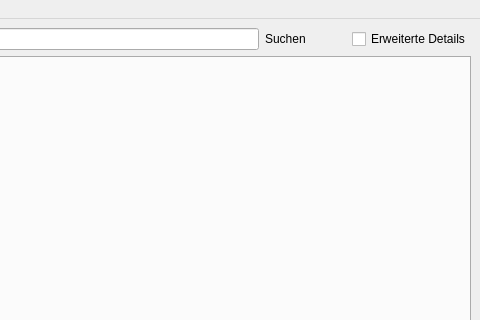
Above: designer/DatenbankMain.ui from Aeolitus/Sephrasto before the change; both pictures show x 373 to 853 and y 0 to 320 of the 853 by 663 pixel window. Below: the same form after it.
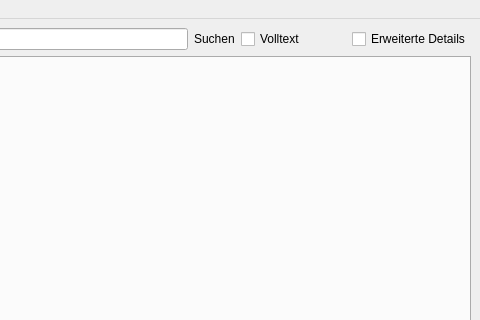
That is the form after the change.

Commit message: DB Editor: add button to enable full text search

Patch:
```diff
--- a/designer/DatenbankMain.ui
+++ b/designer/DatenbankMain.ui
@@ -184,6 +184,13 @@
         </property>
        </widget>
       </item>
+      <item>
+       <widget class="QCheckBox" name="checkFullText">
+        <property name="text">
+         <string>Volltext</string>
+        </property>
+       </widget>
+      </item>
       <item>
        <spacer name="horizontalSpacer_2">
         <property name="orientation">
```
Left out of the diff: 2 changed lines with no effect on the pictures. The commit also changes 2 other files.
